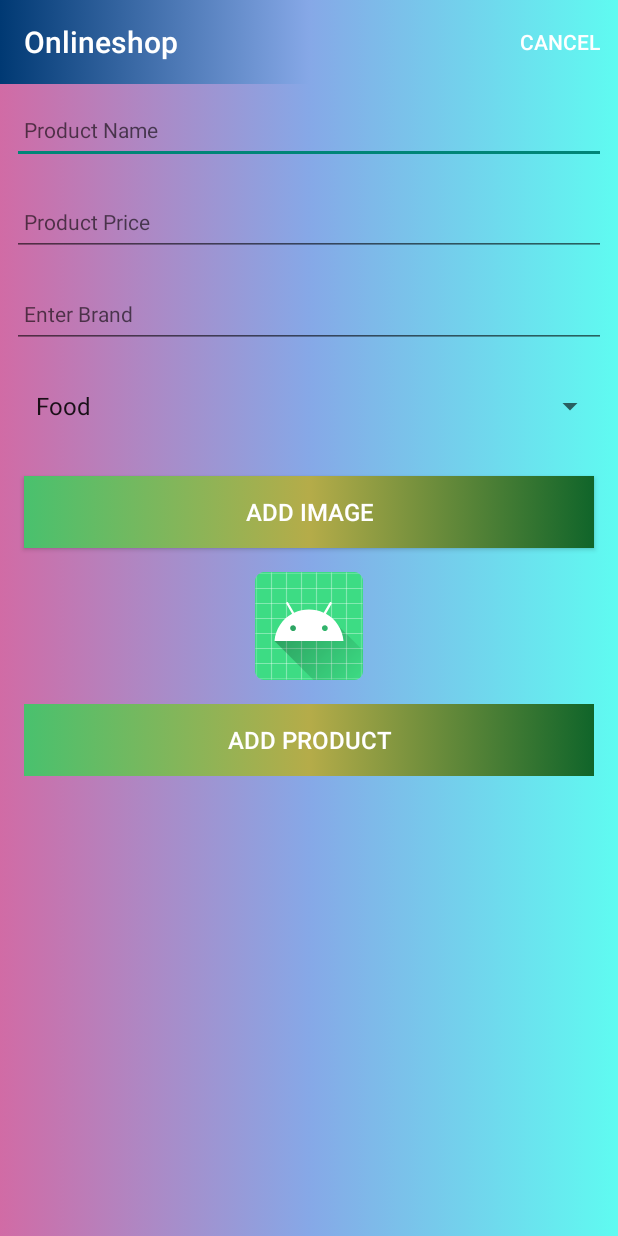
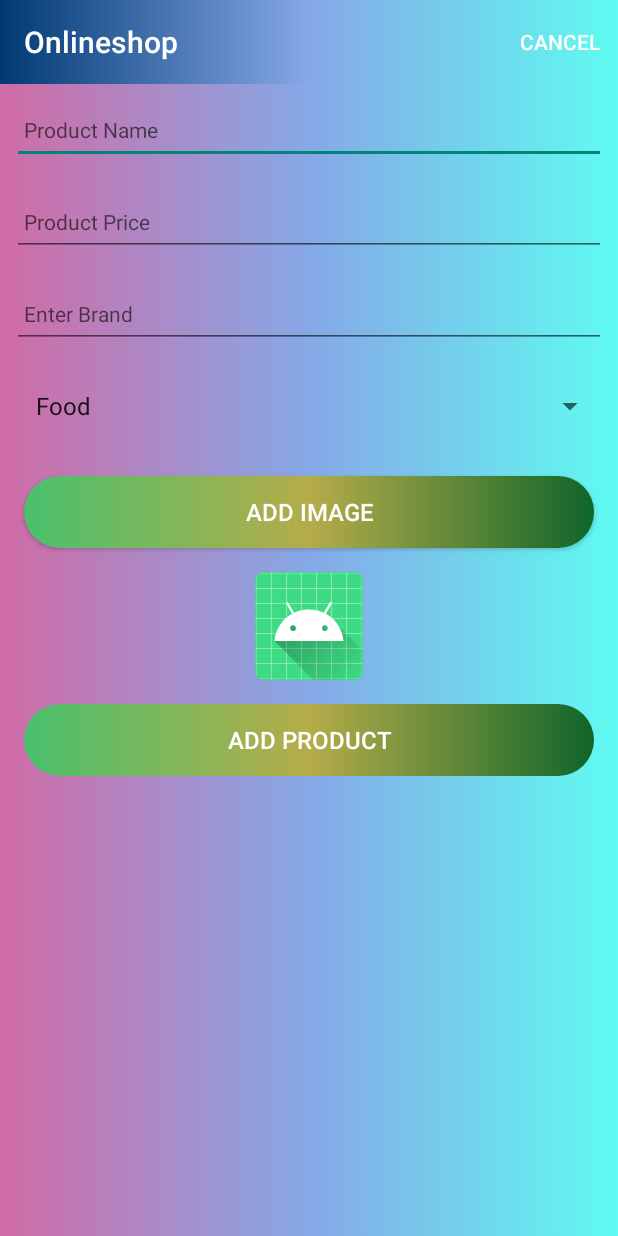
Before and after one commit to EmranJK/Onlineshop_Android, an Android app: the screen it shows after launch (OnlineshopActivity), on a phone screen of 412 x 824 dp. Run offline under Robolectric (Android 15) with nearby library versions, the phone set to English and light mode, and no system bars; our stand-ins replace Picasso, Timber; 2 statements that could not run were skipped.

Commit message:
Added round corners to buttons

```diff
--- /dev/null
+++ b/app/src/main/res/drawable/button_layout.xml
@@ -0,0 +1,9 @@
+<?xml version="1.0" encoding="utf-8"?>
+<shape xmlns:android="http://schemas.android.com/apk/res/android">
+    <corners  android:radius="50dp"/>
+        <gradient
+            android:startColor="#49C16E"
+            android:centerColor="#B5AC49"
+            android:endColor="#10652A"
+            android:type="linear" />
+</shape>
--- a/app/src/main/res/layout/activity_onlineshop.xml
+++ b/app/src/main/res/layout/activity_onlineshop.xml
@@ -101,12 +101,13 @@
                     android:layout_width="match_parent"
                     android:layout_height="wrap_content"
                     android:layout_margin="16dp"
-                    android:background="@drawable/gradient2"
+                    android:background="@drawable/button_layout"
                     android:paddingBottom="8dp"
                     android:paddingTop="8dp"
                     android:text="@string/button_addImage"
                     android:textColor="@color/colorPrimary"
-                    android:textSize="16sp"/>
+                    android:textSize="16sp"
+                    />
 
                 <ImageView
                     android:id="@+id/productImage"
@@ -119,7 +120,7 @@
                     android:layout_width="match_parent"
                     android:layout_height="wrap_content"
                     android:layout_margin="16dp"
-                    android:background="@drawable/gradient2"
+                    android:background="@drawable/button_layout"
                     android:paddingTop="8dp"
                     android:paddingBottom="8dp"
                     android:stateListAnimator="@null"
```
